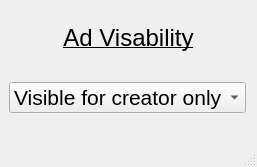
Qt form ui/visability_Popup.ui (IvnGenza/EasyJob_39) before a commit.
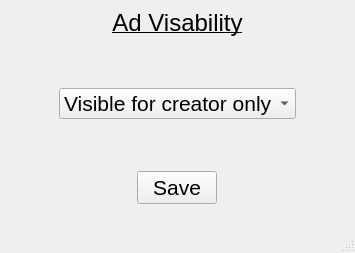
The same form after that commit.

```diff
--- a/ui/visability_Popup.ui
+++ b/ui/visability_Popup.ui
@@ -6,20 +6,20 @@
    <rect>
     <x>0</x>
     <y>0</y>
-    <width>257</width>
-    <height>167</height>
+    <width>355</width>
+    <height>253</height>
    </rect>
   </property>
   <property name="minimumSize">
    <size>
-    <width>257</width>
-    <height>167</height>
+    <width>355</width>
+    <height>253</height>
    </size>
   </property>
   <property name="maximumSize">
    <size>
-    <width>257</width>
-    <height>167</height>
+    <width>355</width>
+    <height>253</height>
    </size>
   </property>
   <property name="font">
@@ -38,21 +38,14 @@
     <item>
      <layout class="QVBoxLayout" name="verticalLayout">
       <property name="spacing">
-       <number>16</number>
+       <number>20</number>
       </property>
-      <item>
-       <spacer name="verticalSpacer_3">
-        <property name="orientation">
-         <enum>Qt::Vertical</enum>
-        </property>
-        <property name="sizeHint" stdset="0">
-         <size>
-          <width>20</width>
-          <height>40</height>
-         </size>
-        </property>
-       </spacer>
-      </item>
+      <property name="topMargin">
+       <number>0</number>
+      </property>
+      <property name="bottomMargin">
+       <number>10</number>
+      </property>
       <item>
        <widget class="QLabel" name="label">
         <property name="text">
@@ -61,7 +54,7 @@
        </widget>
       </item>
       <item>
-       <spacer name="verticalSpacer_2">
+       <spacer name="verticalSpacer">
         <property name="orientation">
          <enum>Qt::Vertical</enum>
         </property>
@@ -73,8 +66,8 @@
         </property>
        </spacer>
       </item>
-      <item>
-       <widget class="QComboBox" name="comboBox">
+      <item alignment="Qt::AlignHCenter">
+       <widget class="QComboBox" name="visability_comboBox">
         <property name="minimumSize">
          <size>
           <width>237</width>
@@ -103,7 +96,7 @@
        </widget>
       </item>
       <item>
-       <spacer name="verticalSpacer">
+       <spacer name="verticalSpacer_2">
         <property name="orientation">
          <enum>Qt::Vertical</enum>
         </property>
@@ -115,6 +108,37 @@
         </property>
        </spacer>
       </item>
+      <item alignment="Qt::AlignHCenter">
+       <widget class="QPushButton" name="save_vis_button">
+        <property name="maximumSize">
+         <size>
+          <width>100</width>
+          <height>100</height>
+         </size>
+        </property>
+        <property name="font">
+         <font>
+          <pointsize>16</pointsize>
+          <weight>50</weight>
+          <bold>false</bold>
+          <strikeout>false</strikeout>
+          <kerning>false</kerning>
+         </font>
+        </property>
+        <property name="toolTip">
+         <string>&lt;html&gt;&lt;head/&gt;&lt;body&gt;&lt;p align=&quot;center&quot;&gt;&lt;br/&gt;&lt;/p&gt;&lt;/body&gt;&lt;/html&gt;</string>
+        </property>
+        <property name="layoutDirection">
+         <enum>Qt::RightToLeft</enum>
+        </property>
+        <property name="autoFillBackground">
+         <bool>false</bool>
+        </property>
+        <property name="text">
+         <string>Save</string>
+        </property>
+       </widget>
+      </item>
      </layout>
     </item>
    </layout>
```
Left out of the diff: 6 changed lines with no effect on the pictures.
